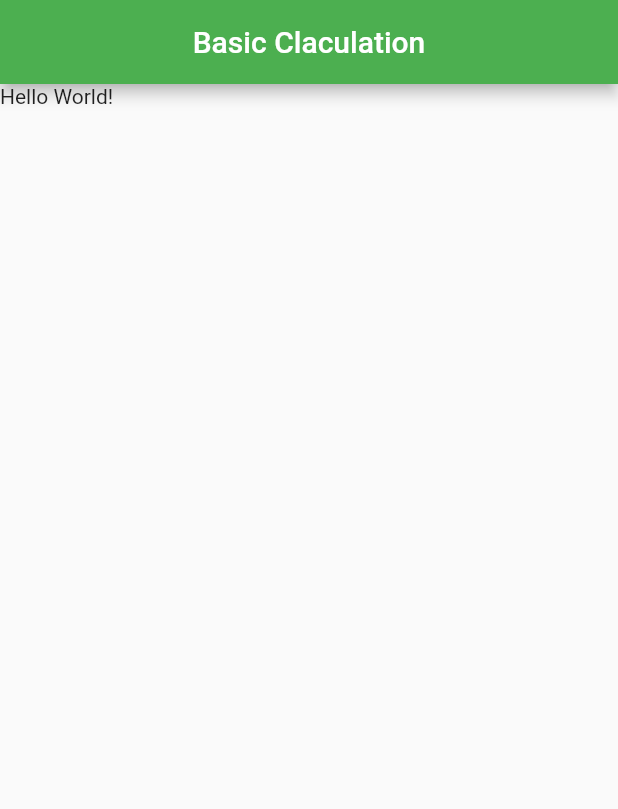
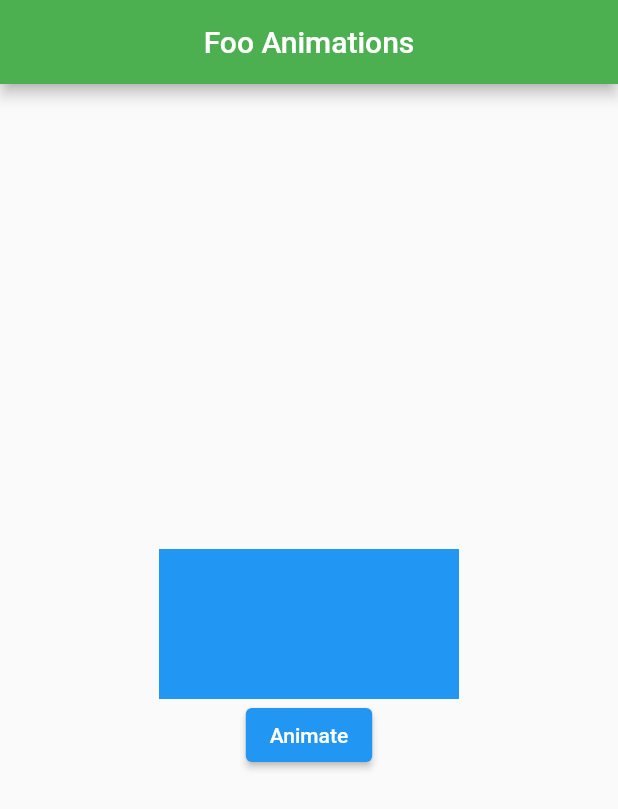
Before and after one commit to singhrishabh93/flutter_basics, a Flutter app: the screen it shows after launch, on a phone screen of 412 x 824 dp. Shown: the top 809 px of the screen. Run offline on Flutter 3.47's test engine with Material 2 defaults, Android fonts, the light colour scheme and no system bars; our stand-ins replace font_awesome_flutter.

Commit message:
Animated Container : 71(Doubt)

```diff
--- a/lib/main.dart
+++ b/lib/main.dart
@@ -24,25 +24,97 @@ class MyApp extends StatelessWidget {
 
 class MyHomePage extends StatefulWidget {
   @override
-  State<StatefulWidget> createState() {
-    return MyHomeState();
+  State<MyHomePage> createState() => _MyHomePageState();
+}
+
+class _MyHomePageState extends State<MyHomePage> {
+  var _width = 200.0;
+
+  var _height = 100.0;
+
+  bool flag = true;
+
+  @override
+  Widget build(BuildContext context) {
+    return Scaffold(
+        appBar: AppBar(
+          title: Text("Foo Animations"),
+          centerTitle: true,
+          backgroundColor: Colors.green,
+        ),
+        body: Center(
+          child: Column(
+            mainAxisAlignment: MainAxisAlignment.center,
+            children: [
+              AnimatedContainer(
+                width: _width,
+                height: _height,
+                color: Colors.blue,
+                duration: Duration(seconds: 2),
+              ),
+              ElevatedButton(
+                  onPressed: () {
+                    setState(() {
+                      if (flag) {
+                        _width:
+                        100.0;
+                        _height:
+                        200.0;
+                        flag = false;
+                      } else {
+                        _width:
+                        200.0;
+                        _height:
+                        100.0;
+                        flag = true;
+                      }
+                    });
+                  },
+                  child: Text("Animate"))
+            ],
+          ),
+        ));
   }
 }
 
-class MyHomeState extends State<MyHomePage> {
-  RangeValues values = RangeValues(0, 100);
-  var nameController = TextEditingController();
-  @override
-  Widget build(BuildContext context) {
-    RangeLabels labels =
-        RangeLabels(values.start.toString(), values.end.toString());
 
-    return Scaffold(
-        appBar: AppBar(
-          title: Text("Basic Claculation"),
-          centerTitle: true,
-          backgroundColor: Colors.green,
-        ),
-        body: Text("Hello World!"));
-  }
-}
+
+
+
+// class MyHomeState extends State<MyHomePage> {
+//   var _width = 200.0;
+//   var _height = 100.0;
+//   @override
+//   Widget build(BuildContext context) {
+//     return Scaffold(
+//         appBar: AppBar(
+//           title: Text("Foo Animations"),
+//           centerTitle: true,
+//           backgroundColor: Colors.green,
+//         ),
+//         body: Center(
+//           child: Column(
+//             mainAxisAlignment: MainAxisAlignment.center,
+//             children: [
+//               AnimatedContainer(
+//                 width: _width,
+//                 height: _height,
+//                 color: Colors.blue,
+//                 duration: Duration(seconds: 2),
+//               ),
+//               ElevatedButton(
+//                   onPressed: () {
+
+//                     setState(() {
+//                       _width:
+//                       100.0;
+//                       _height:
+//                       200.0;
+//                       });
+//                   },
+//                   child: Text("Animate"))
+//             ],
+//           ),
+//         ));
+//   }
+// }
```
